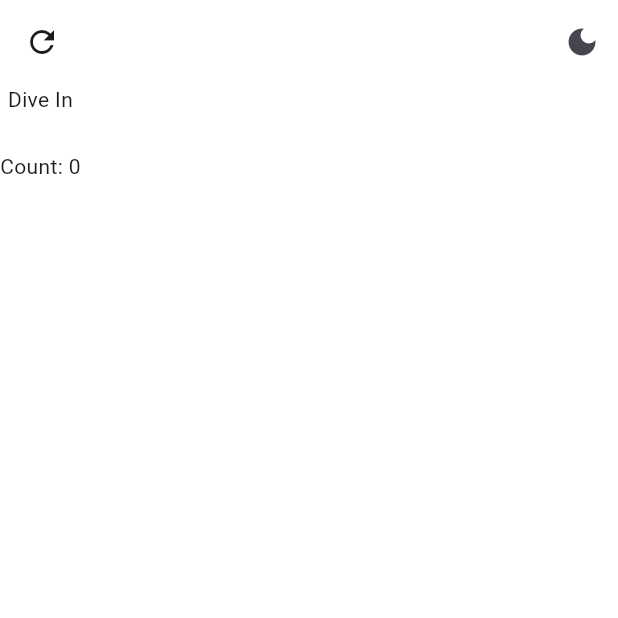
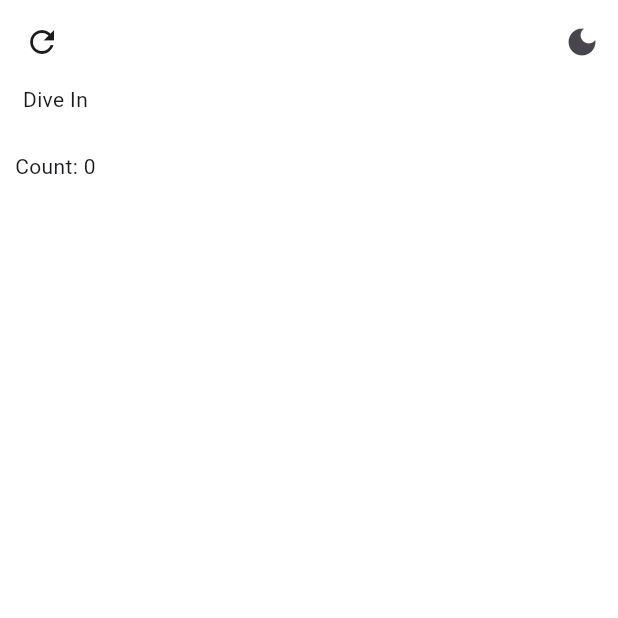
Before and after one commit to Legendary-Folah/dive_in, a Flutter app: the LearnHome screen opened directly, on a phone screen of 412 x 824 dp, the top half of it. Run offline on Flutter 3.47's test engine with Material 3 defaults, Android fonts, the phone set to English and light mode, and no system bars; our stand-ins replace flutter_riverpod.

```diff
--- a/lib/logic/counter_provider.dart
+++ b/lib/logic/counter_provider.dart
@@ -4,11 +4,11 @@ class CounterNotifier extends StateNotifier<int> {
   // Initializing StateNotifier
   CounterNotifier() : super(0);
   void increment() {
-    state = state++;
+    state = state + 1;
   }
 
   void decrement() {
-    state = state--;
+    state = state - 1;
   }
 }
 
--- a/lib/main.dart
+++ b/lib/main.dart
@@ -1,11 +1,11 @@
+import 'package:dive_in_app/presentation/screens/home_page.dart';
 import 'package:dive_in_app/presentation/screens/learn_home.dart';
 import 'package:dive_in_app/logic/theme_provider.dart';
 import 'package:flutter/material.dart';
-import 'package:flutter/rendering.dart';
 import 'package:flutter_riverpod/flutter_riverpod.dart';
 
 void main() {
-  debugPaintSizeEnabled = true;
+  // debugPaintSizeEnabled = true;
   runApp(ProviderScope(child: const MyApp()));
 }
 
@@ -18,7 +18,7 @@ class MyApp extends ConsumerWidget {
     return MaterialApp(
       theme: theme,
       debugShowCheckedModeBanner: false,
-      home: const LearnHome(),
+      home: const HomePage(),
     );
   }
 }
--- a/lib/presentation/screens/learn_home.dart
+++ b/lib/presentation/screens/learn_home.dart
@@ -27,7 +27,8 @@ class LearnHome extends ConsumerWidget {
           ),
         ],
       ),
-      body: SafeArea(
+      body: Padding(
+        padding: EdgeInsets.symmetric(horizontal: 10),
         child: Column(
           crossAxisAlignment: CrossAxisAlignment.center,
           spacing: 10,
```
Also changed, not shown: 1 other file.
